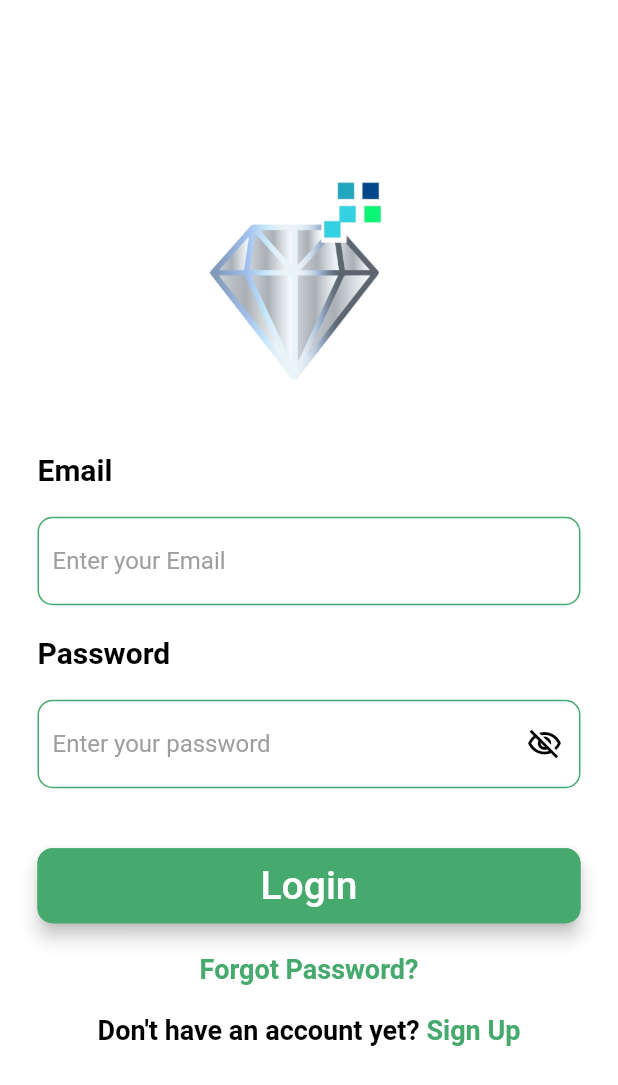
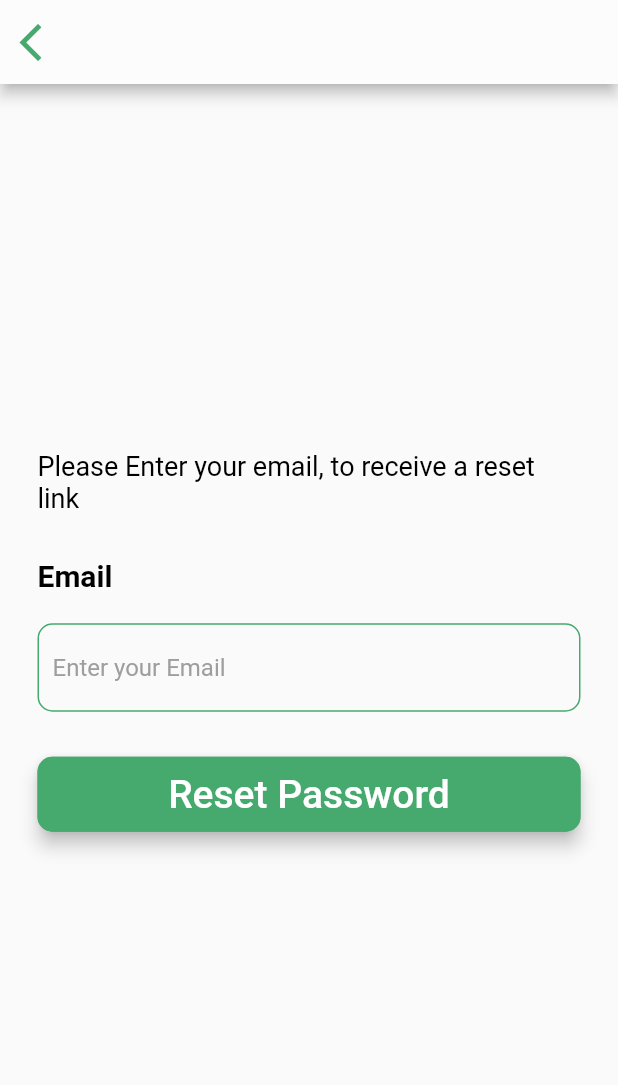
Before and after one commit to aliu691/bancvest_app, a Flutter app: the screen it shows after launch, after a tap on "Forgot Password?", on a phone screen of 412 x 824 dp. Shown: the top 1085 px of the screen. Run offline on Flutter 3.47's test engine with Material 2 defaults, Android fonts, the phone set to English and light mode, and no system bars; our stand-ins replace firebase_auth, firebase_core, flutter_dotenv, fluttertoast; accounts and stored records are empty.

Commit message:
signup and reset password link updated

```diff
--- /dev/null
+++ b/lib/screens/login_signup/forgot_password_screen.dart
@@ -0,0 +1,101 @@
+import 'package:bancvest_app/constants/colors.dart';
+import 'package:bancvest_app/constants/text_style.dart';
+import 'package:bancvest_app/helpers/input_validators.dart';
+import 'package:bancvest_app/screens/login_signup/login.dart';
+import 'package:bancvest_app/widgets/common/custom_button.dart';
+import 'package:bancvest_app/widgets/common/custom_text_field.dart';
+import 'package:firebase_auth/firebase_auth.dart';
+import 'package:flutter/material.dart';
+import 'package:fluttertoast/fluttertoast.dart';
+
+final emailController = TextEditingController();
+final formKey = GlobalKey<FormState>();
+
+class ForgotPasswordScreen extends StatelessWidget {
+  const ForgotPasswordScreen({Key? key}) : super(key: key);
+
+  @override
+  Widget build(BuildContext context) {
+    return Scaffold(
+      appBar: AppBar(
+        backgroundColor: CustomColors.backGround,
+        leading: IconButton(
+          onPressed: (() {
+            Navigator.pop(context);
+          }),
+          icon: const Icon(
+            Icons.arrow_back_ios,
+            color: CustomColors.customGreen,
+            size: 30,
+          ),
+        ),
+      ),
+      body: Center(
+          child: Padding(
+        padding: const EdgeInsets.only(
+          left: 25,
+          right: 25,
+          top: 10,
+          bottom: 35,
+        ),
+        child: SingleChildScrollView(
+          child: Form(
+            child: Column(
+              children: [
+                Text(
+                  'Please Enter your email, to receive a reset link',
+                  style: CustomTextStyles.pageTitle
+                      .copyWith(color: CustomColors.textBlack),
+                ),
+                const SizedBox(
+                  height: 30,
+                ),
+                CustomTextField(
+                  obscureText: false,
+                  label: 'Email',
+                  validator: InputValidator.emailValidator,
+                  hintText: 'Enter your Email',
+                  onSaved: (value) {},
+                  isPassword: false,
+                  textController: emailController,
+                ),
+                const SizedBox(
+                  height: 30,
+                ),
+                CustomButton(
+                  action: () {
+                    _resetPassword(emailController.text.trim(), context);
+                  },
+                  label: 'Reset Password',
+                  width: 370,
+                  height: 50,
+                  labelStyle:
+                      CustomTextStyles.nameStyle.copyWith(color: Colors.white),
+                ),
+              ],
+            ),
+          ),
+        ),
+      )),
+    );
+  }
+}
+
+_resetPassword(email, BuildContext context) async {
+  if (formKey.currentState!.validate()) {
+    try {
+      await FirebaseAuth.instance.sendPasswordResetEmail(email: email);
+      Fluttertoast.showToast(
+          msg: 'Reset email Successfully sent',
+          backgroundColor: CustomColors.customGreen);
+      Navigator.push(
+        context,
+        MaterialPageRoute(builder: (context) => const LoginScreen()),
+      );
+    } on FirebaseAuthException catch (e) {
+      Fluttertoast.showToast(
+          msg: e.message!, backgroundColor: CustomColors.customRed);
+      print(e);
+    }
+  }
+}
--- a/lib/screens/login_signup/login.dart
+++ b/lib/screens/login_signup/login.dart
@@ -2,6 +2,7 @@ import 'package:bancvest_app/constants/colors.dart';
 import 'package:bancvest_app/constants/text_style.dart';
 import 'package:bancvest_app/helpers/input_validators.dart';
 import 'package:bancvest_app/screens/home/home_screen.dart';
+import 'package:bancvest_app/screens/login_signup/forgot_password_screen.dart';
 import 'package:bancvest_app/screens/login_signup/signup.dart';
 import 'package:bancvest_app/widgets/common/custom_button.dart';
 import 'package:bancvest_app/widgets/common/custom_text_field.dart';
@@ -68,12 +69,6 @@ class LoginScreen extends StatelessWidget {
                     action: () {
                       signin(
                           emailController.text.trim(), passwordController.text);
-                      // Navigator.push(
-                      //   context,
-                      //   MaterialPageRoute(
-                      //     builder: (context) => const HomePage(),
-                      //   ),
-                      // );
                     },
                     label: 'Login',
                     width: 370,
@@ -86,10 +81,20 @@ class LoginScreen extends StatelessWidget {
                   ),
                   GestureDetector(
                     onTap: () {},
-                    child: Text(
-                      'Forgot Password?',
-                      style: CustomTextStyles.dashboardGenericStyle
-                          .copyWith(color: CustomColors.customGreen),
+                    child: GestureDetector(
+                      onTap: () {
+                        Navigator.push(
+                          context,
+                          MaterialPageRoute(
+                              builder: (context) =>
+                                  const ForgotPasswordScreen()),
+                        );
+                      },
+                      child: Text(
+                        'Forgot Password?',
+                        style: CustomTextStyles.dashboardGenericStyle
+                            .copyWith(color: CustomColors.customGreen),
+                      ),
                     ),
                   ),
                   const SizedBox(
```
Also changed, not shown: lib/screens/login_signup/signup.dart (+53 -22 lines).
